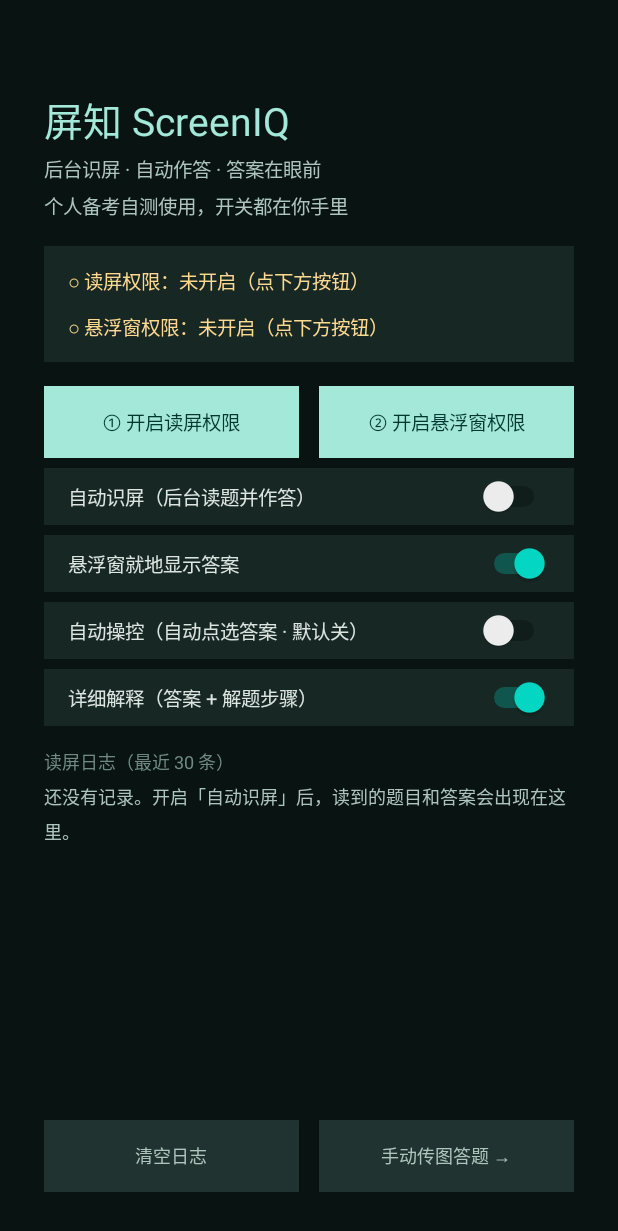
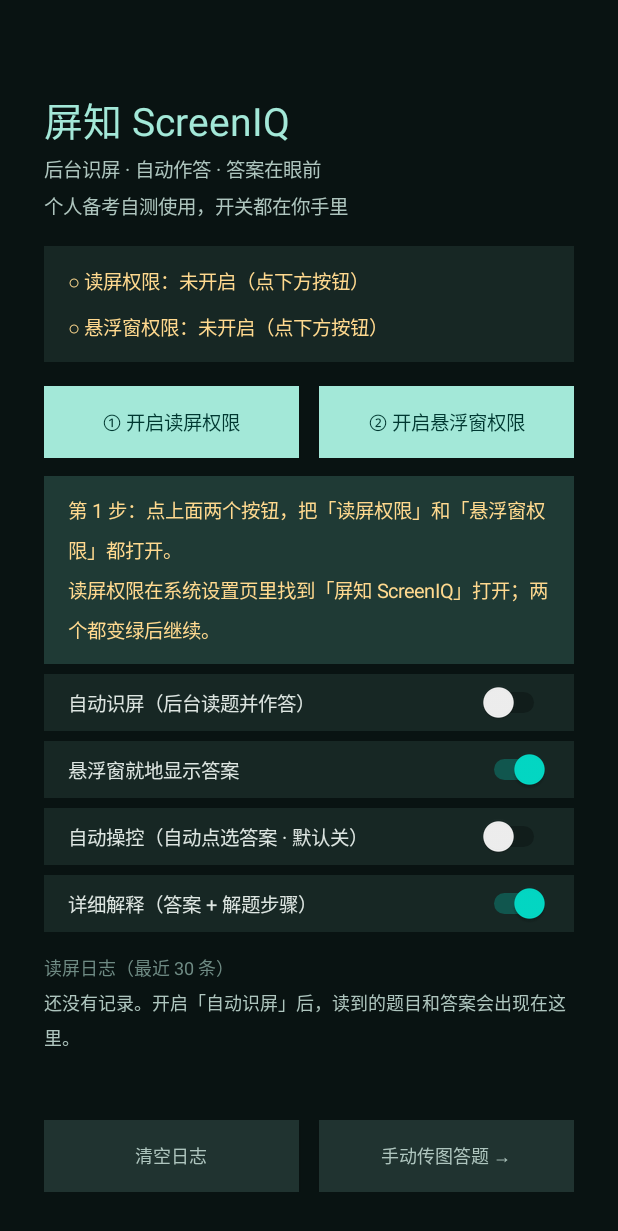
Before and after one commit to Egggger1/screeniq-app, an Android app: the screen it shows after launch (ControlActivity), on a phone screen of 412 x 824 dp. Shown: the top 1231 px of the screen. Run offline under Robolectric (Android 15) with nearby library versions, the phone set to English and light mode, and no system bars.

Commit message:
feat: add step-by-step guide card on control panel

```diff
--- a/app/src/main/java/com/screeniq/app/ControlActivity.kt
+++ b/app/src/main/java/com/screeniq/app/ControlActivity.kt
@@ -35,6 +35,7 @@ class ControlActivity : AppCompatActivity() {
     private lateinit var swExplain: Switch
     private lateinit var tvLog: TextView
     private lateinit var logScroll: ScrollView
+    private lateinit var tvGuide: TextView
     private var initializing = true   // 抑制初始化时开关回调
 
     private val stateReceiver = object : BroadcastReceiver() {
@@ -136,6 +137,22 @@ class ControlActivity : AppCompatActivity() {
         }
         root.addView(btnRow, android.widget.LinearLayout.LayoutParams(android.widget.LinearLayout.LayoutParams.MATCH_PARENT, android.widget.LinearLayout.LayoutParams.WRAP_CONTENT).apply { topMargin = 24 })
 
+        // ---- 下一步引导卡（把权限→开关→切后台串起来）----
+        tvGuide = TextView(this).apply {
+            textSize = 13f
+            setLineSpacing(5f, 1.25f)
+            setTextColor(android.graphics.Color.parseColor("#FFD98F"))
+            setPadding(24, 20, 24, 20)
+        }
+        val guideCard = android.widget.LinearLayout(this).apply {
+            orientation = android.widget.LinearLayout.VERTICAL
+            setBackgroundColor(android.graphics.Color.parseColor("#1F3A35"))
+            addView(tvGuide)
+        }
+        root.addView(guideCard, android.widget.LinearLayout.LayoutParams(
+            android.widget.LinearLayout.LayoutParams.MATCH_PARENT,
+            android.widget.LinearLayout.LayoutParams.WRAP_CONTENT).apply { topMargin = 18 })
+
         // ---- 四个开关 ----
         swRead = makeSwitch(root, "自动识屏（后台读题并作答）")
         swOverlay = makeSwitch(root, "悬浮窗就地显示答案")
@@ -148,6 +165,7 @@ class ControlActivity : AppCompatActivity() {
             if (v && !isServiceEnabled()) {
                 Toast.makeText(this, "请先点上面的「开启读屏权限」", Toast.LENGTH_LONG).show()
             }
+            refreshGuide()
         }
         swOverlay.setOnCheckedChangeListener { _, v ->
             if (initializing) return@setOnCheckedChangeListener
@@ -157,11 +175,13 @@ class ControlActivity : AppCompatActivity() {
                 return@setOnCheckedChangeListener
             }
             cfg.setOverlay(v)
+            refreshGuide()
         }
         swAction.setOnCheckedChangeListener { _, v ->
             if (initializing) return@setOnCheckedChangeListener
             cfg.setAutoAction(v)
             if (v) Toast.makeText(this, "自动操控已开启：会尝试自动点选答案。只在自己练习时使用。", Toast.LENGTH_LONG).show()
+            refreshGuide()
         }
         swExplain.setOnCheckedChangeListener { _, v ->
             if (initializing) return@setOnCheckedChangeListener
@@ -247,6 +267,45 @@ class ControlActivity : AppCompatActivity() {
         val ov = Settings.canDrawOverlays(this)
         tvOverlay.text = if (ov) "● 悬浮窗权限：已开启" else "○ 悬浮窗权限：未开启（点下方按钮）"
         tvOverlay.setTextColor(android.graphics.Color.parseColor(if (ov) "#5DCAA5" else "#FFD98F"))
+        refreshGuide()
+    }
+
+    /** 动态引导：明确告诉用户「现在到第几步、接下来做什么」，把权限→开关→切后台串成一条线。 */
+    @SuppressLint("SetTextI18n")
+    private fun refreshGuide() {
+        val readOn = isServiceEnabled()
+        val ovOn = Settings.canDrawOverlays(this)
+        val autoRead = cfg.autoRead()
+        val text: String
+        val color: String
+        when {
+            !readOn && !ovOn -> {
+                text = "第 1 步：点上面两个按钮，把「读屏权限」和「悬浮窗权限」都打开。\n" +
+                       "读屏权限在系统设置页里找到「屏知 ScreenIQ」打开；两个都变绿后继续。"
+                color = "#FFD98F"
+            }
+            !readOn -> {
+                text = "还差读屏权限：点「① 开启读屏权限」，在系统设置里找到「屏知 ScreenIQ」打开。\n" +
+                       "回来后这里会自动变绿。"
+                color = "#FFD98F"
+            }
+            !ovOn -> {
+                text = "还差悬浮窗权限：点「② 开启悬浮窗权限」并允许。\n" +
+                       "这个权限让答案能浮在题目上方。"
+                color = "#FFD98F"
+            }
+            !autoRead -> {
+                text = "✓ 两个权限都好了。现在把下面「自动识屏」开关打开，就算全部就绪。"
+                color = "#8FD8FF"
+            }
+            else -> {
+                text = "✓✓ 全部就绪！现在直接切到你的题库 App 就行——\n" +
+                       "这个界面可以放后台、也可以划掉关掉。切过去后答案会自动浮出来，日志会记在这里。"
+                color = "#5DCAA5"
+            }
+        }
+        tvGuide.text = text
+        tvGuide.setTextColor(android.graphics.Color.parseColor(color))
     }
 
     private fun refreshLog() {
```
